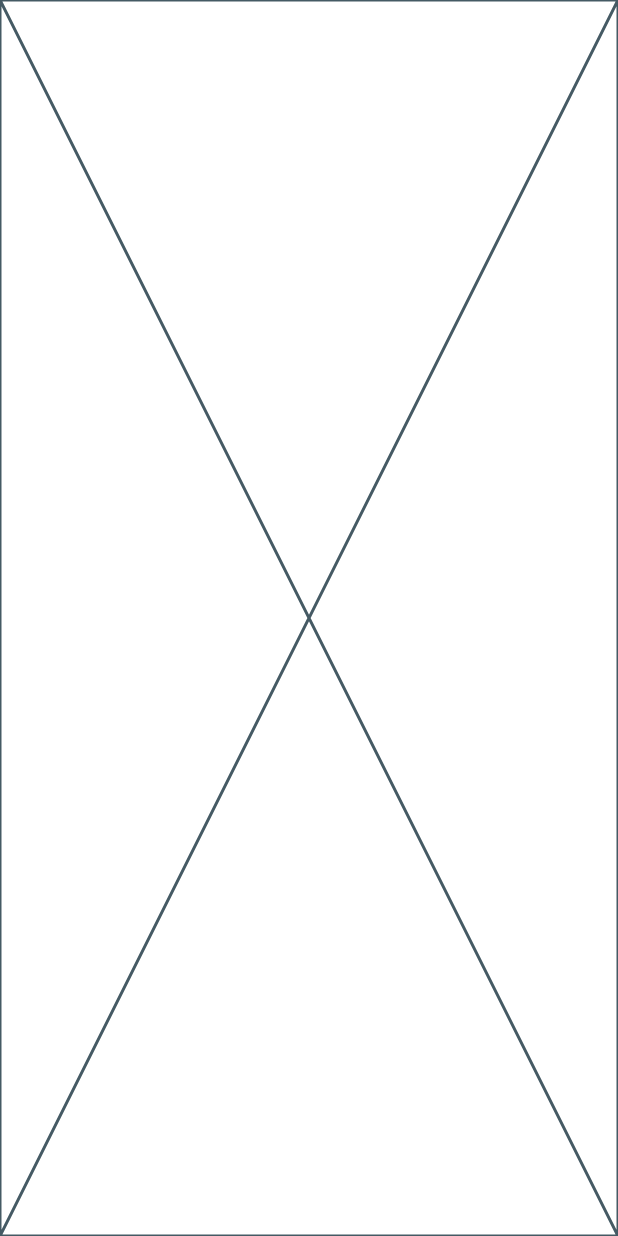
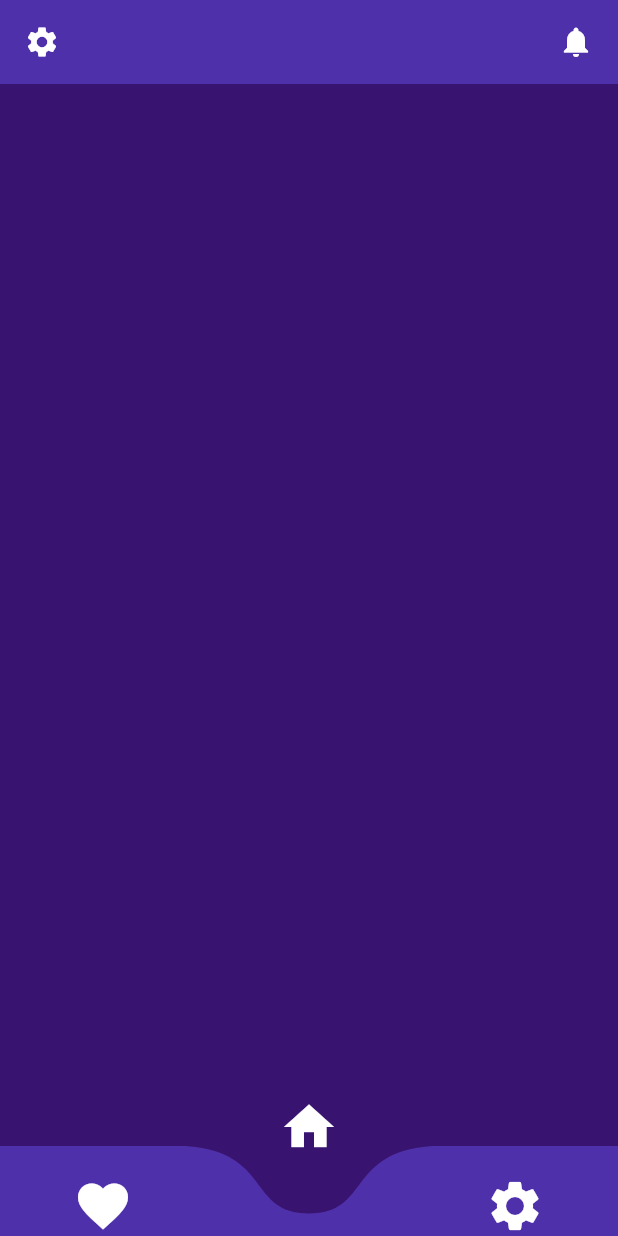
Before and after one commit to ChokJianHong/CustomerApp, a Flutter app: the screen it shows after launch, after a tap on "Sign In", on a phone screen of 412 x 824 dp. Run offline on Flutter 3.47's test engine with Material 3 defaults, Android fonts, the phone set to English and light mode, and no system bars; drawn by our look-alikes of curved_navigation_bar.

Commit message:
update Homepage

```diff
--- /dev/null
+++ b/customer_app/lib/Assets/components/AppBar.dart
@@ -0,0 +1,27 @@
+import 'package:customer_app/core/configs/theme/app_colors.dart';
+import 'package:flutter/material.dart';
+
+class CustomAppBar extends StatelessWidget implements PreferredSizeWidget {
+  const CustomAppBar({super.key});
+
+  @override
+  Widget build(BuildContext context) {
+    return AppBar(
+
+
+      leading: const Icon(Icons.settings, color: Colors.white,),
+      actions: const [
+        Padding(
+          padding: EdgeInsets.only(right: 16.0),
+          child: Icon(Icons.notifications, color: Colors.white,),
+        )
+        ],
+      backgroundColor: AppColors.secondary,
+
+
+    );
+  }
+
+  @override
+  Size get preferredSize => const Size.fromHeight(kToolbarHeight);
+}
--- a/customer_app/lib/Assets/components/BottomNav.dart
+++ b/customer_app/lib/Assets/components/BottomNav.dart
@@ -0,0 +1,70 @@
+import 'package:curved_navigation_bar/curved_navigation_bar.dart';
+import 'package:customer_app/core/configs/theme/app_colors.dart';
+import 'package:customer_app/pages/HomePage.dart';
+import 'package:flutter/material.dart';
+
+class BottomNav extends StatelessWidget {
+  final Function(int) onTap;
+  final int currentIndex;
+
+  const BottomNav({super.key, required this.onTap, required this.currentIndex});
+
+  @override
+  Widget build(BuildContext context) {
+    return CurvedNavigationBar(
+      index: currentIndex,
+      backgroundColor: Colors.transparent, // Transparent background
+      color: AppColors.secondary, // Background color of the bar
+      buttonBackgroundColor: AppColors.primary, // Color of the central button
+      height: 60.0, // Adjusted height for better icon size
+      onTap: (index) {
+        _navigateToPage(context, index);
+      },
+      items: const [
+        Padding(
+          padding: EdgeInsets.symmetric(vertical: 20.0),
+          child: Icon(
+            Icons.favorite,
+            color: Colors.white,
+            size: 40,
+          ),
+        ),
+        Padding(
+          padding: EdgeInsets.symmetric(vertical: 20.0),
+          child: Icon(
+            Icons.home,
+            color: Colors.white,
+            size: 40,
+          ),
+        ),
+        Padding(
+          padding: EdgeInsets.symmetric(vertical: 20.0),
+          child: Icon(
+            Icons.settings,
+            color: Colors.white,
+            size: 40,
+          ),
+        )
+      ],
+    );
+  }
+}
+
+//Help bottomnav navigate to pages
+void _navigateToPage(BuildContext context, int index) {
+  switch (index) {
+    case 0:
+      break;
+    case 1:
+      Navigator.pushReplacement(
+        context,
+        MaterialPageRoute(builder: (context) => const HomePage()),
+      );
+      break;
+    case 2:
+      break;
+    default:
+      // Handle default case
+      break;
+  }
+}
--- a/customer_app/lib/pages/HomePage.dart
+++ b/customer_app/lib/pages/HomePage.dart
@@ -1,3 +1,6 @@
+import 'package:customer_app/Assets/components/AppBar.dart';
+import 'package:customer_app/Assets/components/BottomNav.dart';
+import 'package:customer_app/core/configs/theme/app_colors.dart';
 import 'package:flutter/material.dart';
 
 class HomePage extends StatefulWidget {
@@ -8,8 +11,19 @@ class HomePage extends StatefulWidget {
 }
 
 class _HomePageState extends State<HomePage> {
+  int _currentIndex = 1;
+
+  void _onTapTapped(int index) {
+    setState(() {
+      _currentIndex = index;
+    });
+  }
   @override
   Widget build(BuildContext context) {
-    return const Placeholder();
+    return Scaffold(
+      backgroundColor: AppColors.primary,
+      appBar: const CustomAppBar(),
+      bottomNavigationBar: BottomNav(onTap: _onTapTapped, currentIndex: _currentIndex),
+    );
   }
 }
```
Also changed, not shown: customer_app/lib/Assets/components/Card.dart (added, +12 -0 lines).
